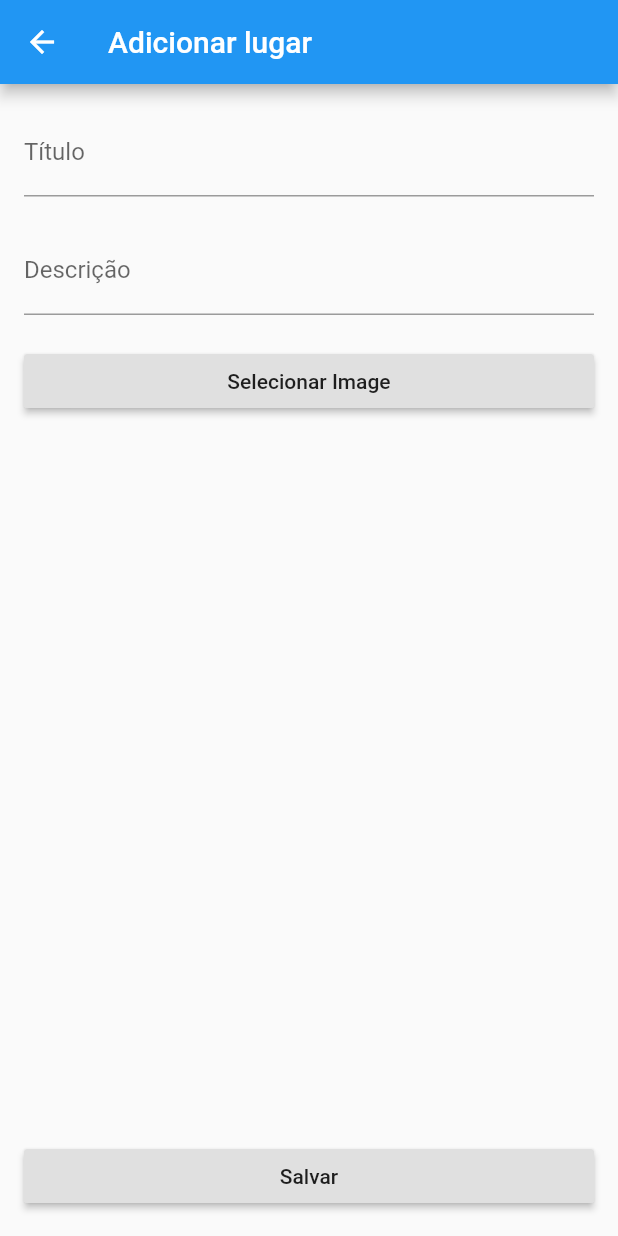
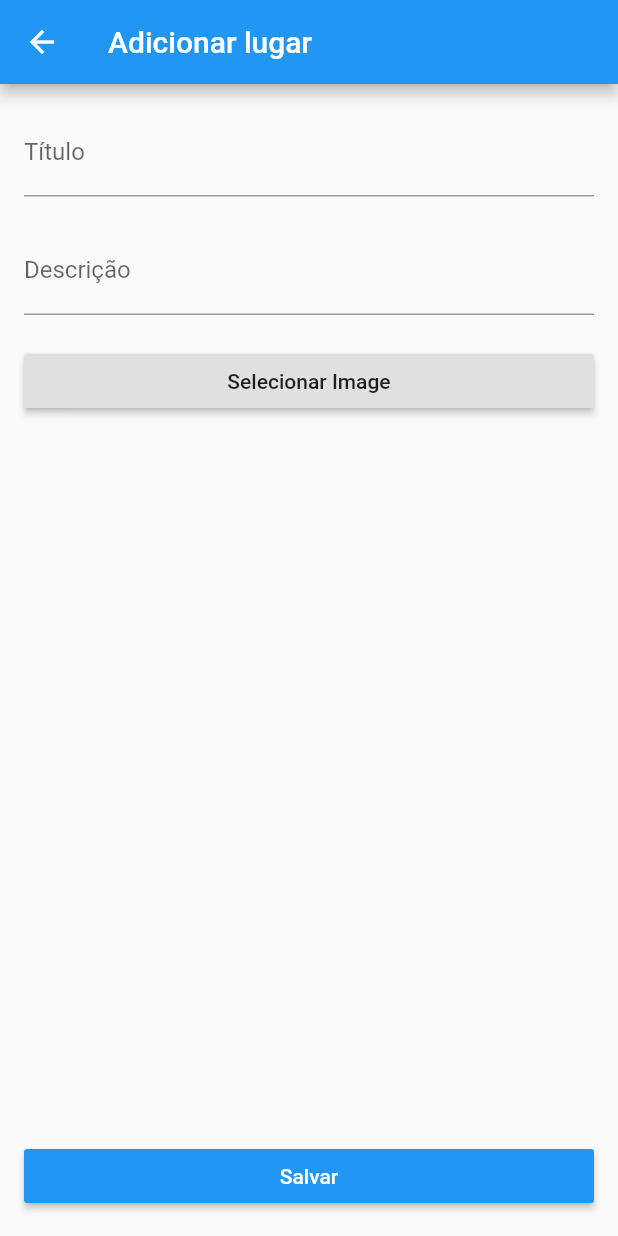
Before and after one commit to FelipeQueFez/razante, a Flutter app: the screen it shows after launch, after a tap on the "add" icon, on a phone screen of 412 x 824 dp. Run offline on Flutter 3.47's test engine with Material 2 defaults, Android fonts, the phone set to English and light mode, and no system bars; our stand-ins replace cached_network_image, cloud_firestore, firebase_storage, image_picker; accounts and stored records are empty.

Commit message:
implemented full features

```diff
--- a/lib/modules/shared/image_service.dart
+++ b/lib/modules/shared/image_service.dart
@@ -1,7 +1,8 @@
 import 'package:image_picker/image_picker.dart';
+import 'dart:io';
 
 class ImageService {
-  getImageAsync() async {
+  Future<File> getImageAsync() async {
     var image = await ImagePicker.pickImage(source: ImageSource.gallery);
     return image;
   }
--- a/lib/views/home/widgets/list_items.dart
+++ b/lib/views/home/widgets/list_items.dart
@@ -1,3 +1,4 @@
+import 'package:cloud_firestore/cloud_firestore.dart';
 import 'package:flutter/material.dart';
 import 'package:razante/modules/models/place_model.dart';
 import 'package:razante/views/home/widgets/item.dart';
@@ -5,16 +6,29 @@ import 'package:razante/views/home/widgets/item.dart';
 class ListItems extends StatelessWidget {
   @override
   Widget build(BuildContext context) {
-    return ListView.builder(
-      padding: const EdgeInsets.all(16),
-      itemCount: 5,
-      itemBuilder: (context, i) {
-        var model = new PlaceModel();
-        model.description = "Test";
-        model.title = "Test";
-        model.url = "https://placeimg.com/640/480/any";
+    return StreamBuilder<QuerySnapshot>(
+      stream: Firestore.instance.collection('places').snapshots(),
+      builder: (BuildContext context, AsyncSnapshot<QuerySnapshot> snapshot) {
+        if (snapshot.hasError) return new Text('Error: ${snapshot.error}');
+        switch (snapshot.connectionState) {
+          case ConnectionState.waiting:
+            return new Text('Loading...');
+          default:
+            return ListView(
+              children: snapshot.data.documents.map(
+                (DocumentSnapshot document) {
+                  var model = new PlaceModel();
+                  model.description = document['description'];
+                  model.title = document['title'];
+                  model.url = document['url'];
 
-        return Item(model: model,);
+                  return Item(
+                    model: model,
+                  );
+                },
+              ).toList(),
+            );
+        }
       },
     );
   }
--- a/lib/views/place/place_add_page.dart
+++ b/lib/views/place/place_add_page.dart
@@ -1,6 +1,11 @@
+import 'dart:io';
+
 import 'package:flutter/material.dart';
 import 'package:flutter/rendering.dart';
+import 'package:razante/modules/models/place_model.dart';
+import 'package:razante/modules/services/firebase_service.dart';
 import 'package:razante/modules/shared/image_service.dart';
+import 'package:razante/views/home/widgets/item.dart';
 
 class PlaceAddPage extends StatefulWidget {
   @override
@@ -10,9 +15,13 @@ class PlaceAddPage extends StatefulWidget {
 class _PlaceAddPageState extends State<PlaceAddPage> {
   TextEditingController _titleController;
   TextEditingController _descriptionController;
+  PlaceModel _model;
+  FirebaseService _firebaseService;
 
   @override
   void initState() {
+    _model = new PlaceModel();
+    _firebaseService = new FirebaseService();
     _titleController = TextEditingController();
     _descriptionController = TextEditingController();
     super.initState();
@@ -35,8 +44,21 @@ class _PlaceAddPageState extends State<PlaceAddPage> {
         margin: EdgeInsets.all(16),
         width: double.infinity,
         child: RaisedButton(
-          child: Text("Salvar"),
+          child: Text(
+            "Salvar",
+            style: TextStyle(color: Colors.white),
+          ),
+          color: Theme.of(context).primaryColor,
           onPressed: () {
+            if (_model.title == null ||
+                _model.description == null ||
+                _model.url == null) {
+              //_showMessage('Informe os dados solicitados');
+              return;
+            }
+
+            _firebaseService.createdPlace(_model);
+
             Navigator.pop(context);
           },
         ),
@@ -50,7 +72,9 @@ class _PlaceAddPageState extends State<PlaceAddPage> {
                 child: TextField(
                   decoration: InputDecoration(labelText: "Título"),
                   controller: _titleController,
-                  //onChanged: _bloc.setName,
+                  onChanged: (value) {
+                    _model.title = value;
+                  },
                 ),
               ),
               Container(height: 20),
@@ -58,16 +82,33 @@ class _PlaceAddPageState extends State<PlaceAddPage> {
                 child: TextField(
                   decoration: InputDecoration(labelText: "Descrição"),
                   controller: _descriptionController,
-                  //onChanged: _bloc.setName,
+                  onChanged: (value) {
+                    _model.description = value;
+                  },
                 ),
               ),
               Container(height: 20),
               RaisedButton(
                 child: Text("Selecionar Image"),
-                onPressed: () {
-                  getImage();
+                onPressed: () async {
+                  var image = await _getImage();
+
+                  if (image != null) {
+                    _model.url = await _uploadFile(image);
+
+                    setState(() {
+                      _model = _model;
+                    });
+                  }
                 },
               ),
+              Container(height: 20),
+              _model.url != null
+                  ? Item(
+                      model: _model,
+                      withDescription: false,
+                    )
+                  : Container(),
             ],
           ),
         ),
@@ -75,8 +116,22 @@ class _PlaceAddPageState extends State<PlaceAddPage> {
     );
   }
 
-  getImage() async {
+  Future<File> _getImage() async {
     ImageService service = new ImageService();
-    var image = await service.getImageAsync();
+    return await service.getImageAsync();
   }
+
+  Future<String> _uploadFile(File image) async {
+    var url = await _firebaseService.uploadFile(image);
+    return url;
+  }
+
+  //TODO:implement
+  // void _showMessage(String message) {
+  //   final snackBar = SnackBar(
+  //     content: Text(message),
+  //   );
+
+  //   Scaffold.of(context).showSnackBar(snackBar);
+  // }
 }
```
Also changed, not shown: lib/modules/services/firebase_service.dart (added, +24 -0 lines), pubspec.lock, 1 other file.
